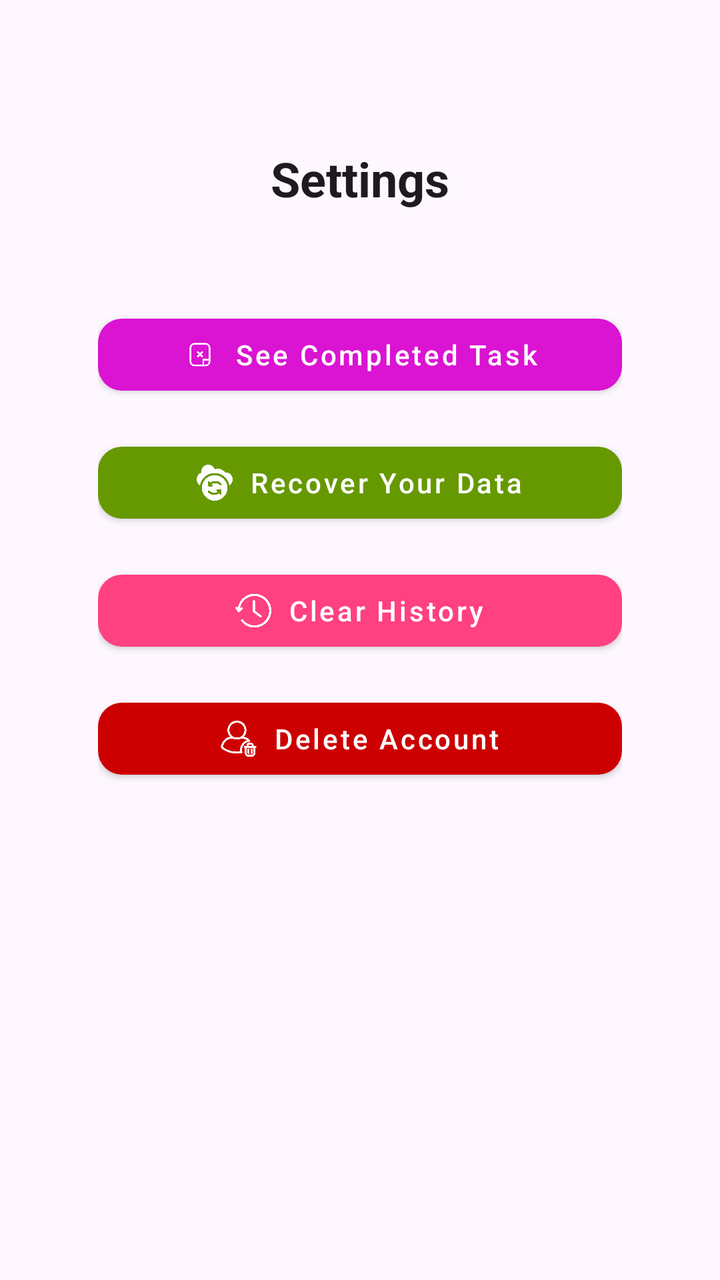
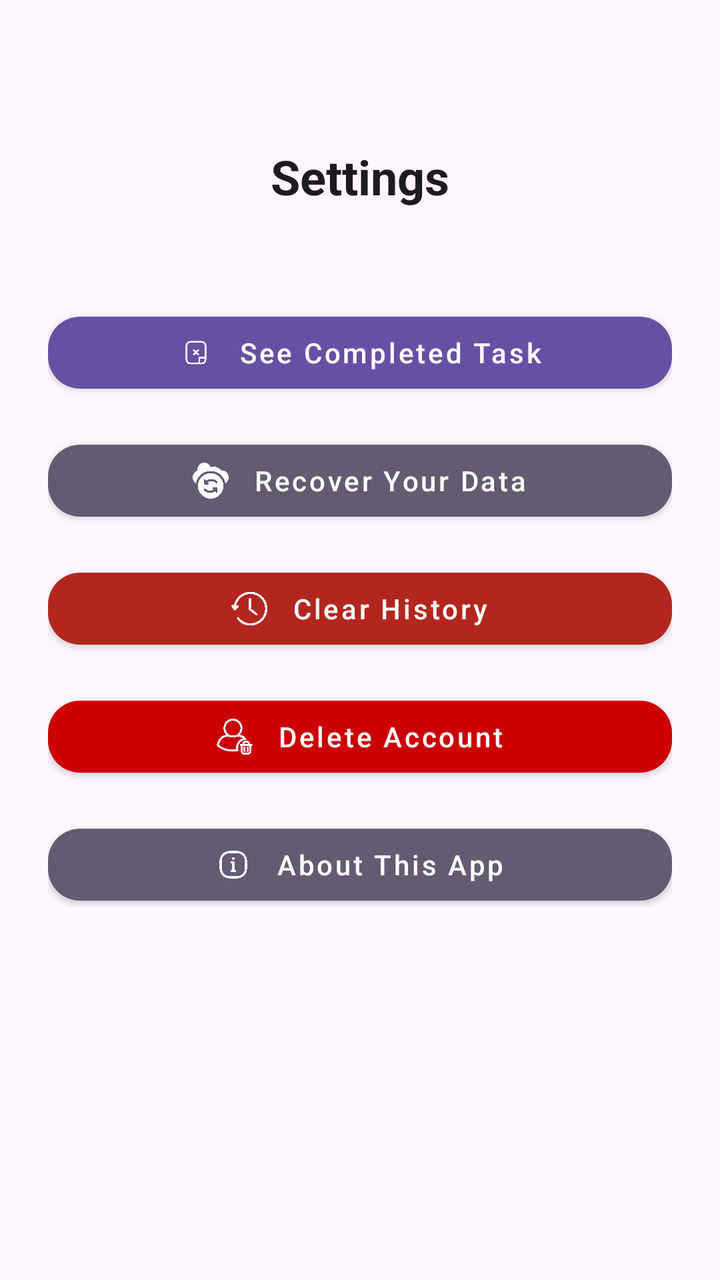

An Android layout rendered at two revisions. The XML below is the earlier revision; the diff shows what the commit changed to produce the second picture.
<!-- AndroidManifest.xml: application theme Theme.SpringToDo -->
<!-- res/layout/activity_setting.xml -->
<?xml version="1.0" encoding="utf-8"?>
<ScrollView
    xmlns:android="http://schemas.android.com/apk/res/android"
    xmlns:app="http://schemas.android.com/apk/res-auto"
    xmlns:tools="http://schemas.android.com/tools"
    android:layout_width="match_parent"
    android:layout_height="match_parent"
    android:background="?android:colorBackground"
    android:padding="25dp"
    android:fillViewport="true">

    <LinearLayout
        android:id="@+id/main"
        android:layout_width="match_parent"
        android:layout_height="wrap_content"
        android:orientation="vertical"
        android:paddingHorizontal="24dp"
        android:paddingTop="48dp"
        android:paddingBottom="32dp"
        android:gravity="center_horizontal"
        tools:context=".SettingActivity">

        
        <TextView
            android:layout_width="wrap_content"
            android:layout_height="wrap_content"
            android:text="Settings"
            android:textAppearance="@style/TextAppearance.MaterialComponents.Headline5"
            android:textStyle="bold"
            android:layout_marginBottom="48dp"
            android:textColor="?android:textColorPrimary" />

        
        <com.google.android.material.button.MaterialButton
            android:id="@+id/button_delete_task_history"
            style="@style/Widget.MaterialComponents.Button"
            android:layout_width="match_parent"
            android:layout_height="wrap_content"
            android:layout_marginBottom="16dp"
            android:text="See Completed Task"
            android:textAllCaps="false"
            android:textColor="@android:color/white"
            app:backgroundTint="#DB13D2"
            app:cornerRadius="12dp"
            app:elevation="4dp"
            app:iconGravity="textStart"
            app:icon="@drawable/note"/>

        
        <com.google.android.material.button.MaterialButton
            android:id="@+id/button_recovery_data"
            style="@style/Widget.MaterialComponents.Button"
            android:layout_width="match_parent"
            android:layout_height="wrap_content"
            android:layout_marginBottom="16dp"
            android:text="Recover Your Data"
            android:textAllCaps="false"
            android:textColor="@android:color/white"
            app:backgroundTint="@android:color/holo_green_dark"
            app:cornerRadius="12dp"
            app:elevation="4dp"
            app:icon="@drawable/recovery"
            app:iconGravity="textStart"/>

        <com.google.android.material.button.MaterialButton
            android:id="@+id/button_delete_history"
            style="@style/Widget.MaterialComponents.Button"
            android:layout_width="match_parent"
            android:layout_height="wrap_content"
            android:layout_marginBottom="16dp"
            android:text="Clear History"
            android:textAllCaps="false"
            android:textColor="@android:color/white"
            app:backgroundTint="@color/colorAccent"
            app:cornerRadius="12dp"
            app:elevation="4dp"
            app:iconGravity="textStart"
            app:icon="@drawable/history"/>


        
        <com.google.android.material.button.MaterialButton
            android:id="@+id/button_delete_account"
            style="@style/Widget.MaterialComponents.Button"
            android:layout_width="match_parent"
            android:layout_height="wrap_content"
            android:layout_marginBottom="16dp"
            android:text="Delete Account"
            android:textAllCaps="false"
            android:textColor="@android:color/white"
            app:backgroundTint="@android:color/holo_red_dark"
            app:cornerRadius="12dp"
            app:elevation="4dp"
            app:iconGravity="textStart"
            app:icon="@drawable/delete_user"/>

        
        <ProgressBar
            android:id="@+id/progressBar"
            android:layout_width="wrap_content"
            android:layout_height="wrap_content"
            android:layout_marginTop="32dp"
            android:layout_gravity="center"
            android:indeterminate="true"
            android:visibility="gone" />

    </LinearLayout>
</ScrollView>
<!-- resources referenced by this layout -->
<resources>
  <color name="colorAccent">#FF4081</color>
  <!-- drawable delete_user: png bitmap (drawable, 17028 bytes) -->
  <!-- drawable history: png bitmap (drawable, 14436 bytes) -->
  <!-- drawable note: png bitmap (drawable, 6717 bytes) -->
  <!-- drawable recovery: png bitmap (drawable, 18034 bytes) -->
  <style name="Theme.SpringToDo" parent="Base.Theme.SpringToDo" />
  <style name="Base.Theme.SpringToDo" parent="Theme.Material3.DayNight.NoActionBar">
          
          
      </style>
</resources>

<!-- the commit's change to res/layout/activity_setting.xml (unified diff, before → after) -->
@@ -5,30 +5,29 @@
     xmlns:tools="http://schemas.android.com/tools"
     android:layout_width="match_parent"
     android:layout_height="match_parent"
-    android:background="?android:colorBackground"
-    android:padding="25dp"
-    android:fillViewport="true">
+    android:background="?attr/colorSurface"
+    android:padding="24dp"
+    android:fillViewport="true"
+    tools:context=".SettingActivity">
 
     <LinearLayout
         android:id="@+id/main"
         android:layout_width="match_parent"
         android:layout_height="wrap_content"
         android:orientation="vertical"
-        android:paddingHorizontal="24dp"
         android:paddingTop="48dp"
         android:paddingBottom="32dp"
-        android:gravity="center_horizontal"
-        tools:context=".SettingActivity">
+        android:gravity="center_horizontal">
 
         
-        <TextView
+        <com.google.android.material.textview.MaterialTextView
             android:layout_width="wrap_content"
             android:layout_height="wrap_content"
             android:text="Settings"
             android:textAppearance="@style/TextAppearance.MaterialComponents.Headline5"
             android:textStyle="bold"
-            android:layout_marginBottom="48dp"
-            android:textColor="?android:textColorPrimary" />
+            android:textColor="?attr/colorOnSurface"
+            android:layout_marginBottom="48dp" />
 
         
         <com.google.android.material.button.MaterialButton
@@ -40,11 +39,12 @@
             android:text="See Completed Task"
             android:textAllCaps="false"
             android:textColor="@android:color/white"
-            app:backgroundTint="#DB13D2"
-            app:cornerRadius="12dp"
-            app:elevation="4dp"
+            app:backgroundTint="?attr/colorPrimary"
+            app:cornerRadius="16dp"
+            app:elevation="6dp"
+            app:icon="@drawable/note"
             app:iconGravity="textStart"
-            app:icon="@drawable/note"/>
+            app:iconPadding="12dp" />
 
         
         <com.google.android.material.button.MaterialButton
@@ -56,12 +56,14 @@
             android:text="Recover Your Data"
             android:textAllCaps="false"
             android:textColor="@android:color/white"
-            app:backgroundTint="@android:color/holo_green_dark"
-            app:cornerRadius="12dp"
-            app:elevation="4dp"
+            app:backgroundTint="?attr/colorSecondary"
+            app:cornerRadius="16dp"
+            app:elevation="6dp"
             app:icon="@drawable/recovery"
-            app:iconGravity="textStart"/>
+            app:iconGravity="textStart"
+            app:iconPadding="12dp" />
 
+        
         <com.google.android.material.button.MaterialButton
             android:id="@+id/button_delete_history"
             style="@style/Widget.MaterialComponents.Button"
@@ -71,12 +73,12 @@
             android:text="Clear History"
             android:textAllCaps="false"
             android:textColor="@android:color/white"
-            app:backgroundTint="@color/colorAccent"
-            app:cornerRadius="12dp"
-            app:elevation="4dp"
+            app:backgroundTint="?attr/colorError"
+            app:cornerRadius="16dp"
+            app:elevation="6dp"
+            app:icon="@drawable/history"
             app:iconGravity="textStart"
-            app:icon="@drawable/history"/>
-
+            app:iconPadding="12dp" />
 
         
         <com.google.android.material.button.MaterialButton
@@ -89,20 +91,38 @@
             android:textAllCaps="false"
             android:textColor="@android:color/white"
             app:backgroundTint="@android:color/holo_red_dark"
-            app:cornerRadius="12dp"
-            app:elevation="4dp"
+            app:cornerRadius="16dp"
+            app:elevation="6dp"
+            app:icon="@drawable/delete_user"
             app:iconGravity="textStart"
-            app:icon="@drawable/delete_user"/>
+            app:iconPadding="12dp" />
+
+        
+        <com.google.android.material.button.MaterialButton
+            android:id="@+id/button_About_App"
+            style="@style/Widget.MaterialComponents.Button"
+            android:layout_width="match_parent"
+            android:layout_height="wrap_content"
+            android:text="About This App"
+            android:textAllCaps="false"
+            android:textColor="@android:color/white"
+            app:backgroundTint="?attr/colorSecondaryVariant"
+            app:cornerRadius="16dp"
+            app:elevation="6dp"
+            app:icon="@drawable/info"
+            app:iconGravity="textStart"
+            app:iconPadding="12dp" />
 
         
         <ProgressBar
             android:id="@+id/progressBar"
-            android:layout_width="wrap_content"
-            android:layout_height="wrap_content"
+            android:layout_width="48dp"
+            android:layout_height="48dp"
             android:layout_marginTop="32dp"
             android:layout_gravity="center"
             android:indeterminate="true"
-            android:visibility="gone" />
+            android:visibility="gone"
+            style="?android:attr/progressBarStyleLarge" />
 
     </LinearLayout>
 </ScrollView>
<!-- resource entries referenced after the edit -->
@@ -1,8 +1,8 @@
 <!-- resources referenced by this layout -->
 <resources>
-  <color name="colorAccent">#FF4081</color>
   <!-- drawable delete_user: png bitmap (drawable, 17028 bytes) -->
   <!-- drawable history: png bitmap (drawable, 14436 bytes) -->
+  <!-- drawable info: png bitmap (drawable, 15142 bytes) -->
   <!-- drawable note: png bitmap (drawable, 6717 bytes) -->
   <!-- drawable recovery: png bitmap (drawable, 18034 bytes) -->
   <style name="Theme.SpringToDo" parent="Base.Theme.SpringToDo" />
